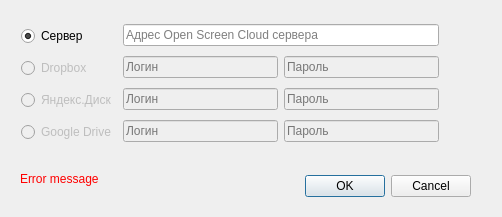
Above: ui/settings.ui from ismd/screenshotgun before the change. Below: the same form after it.
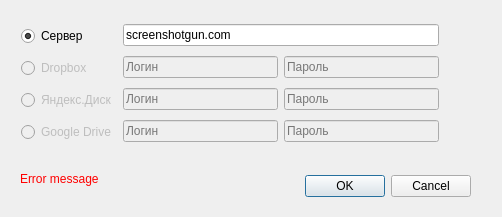
That is the form after the change.

Commit message: Default host in settings

```diff
--- a/ui/settings.ui
+++ b/ui/settings.ui
@@ -88,7 +88,7 @@
       <item>
        <widget class="QLineEdit" name="serverEdit">
         <property name="text">
-         <string/>
+         <string>screenshotgun.com</string>
         </property>
         <property name="placeholderText">
          <string>Адрес Open Screen Cloud сервера</string>
```
Left out of the diff: 2 changed lines with no effect on the pictures.
